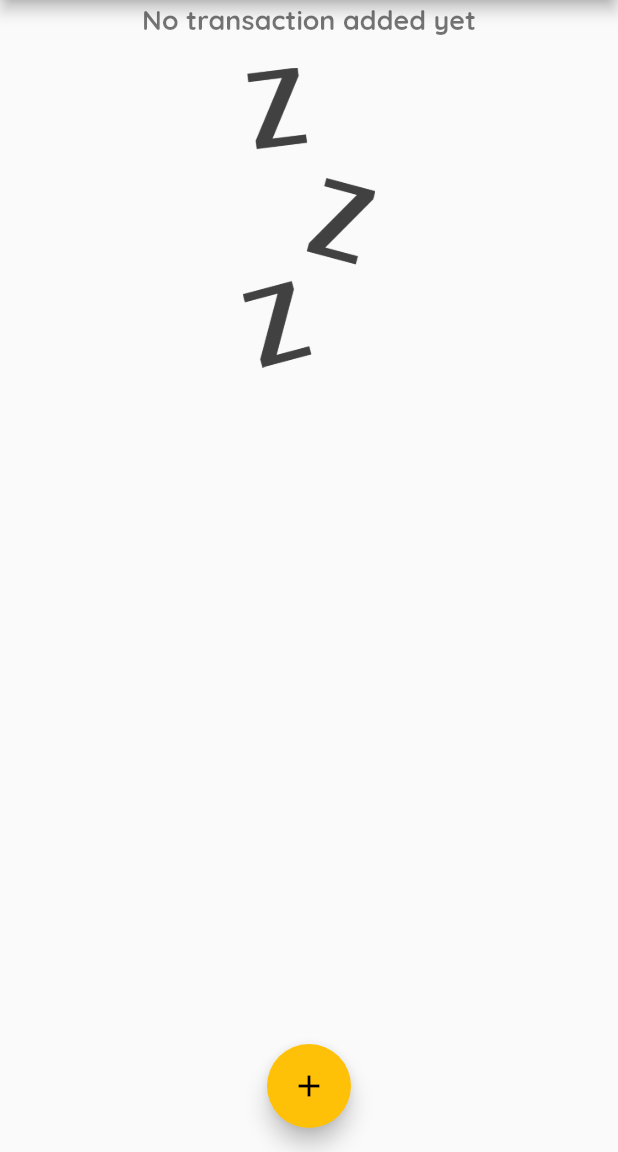
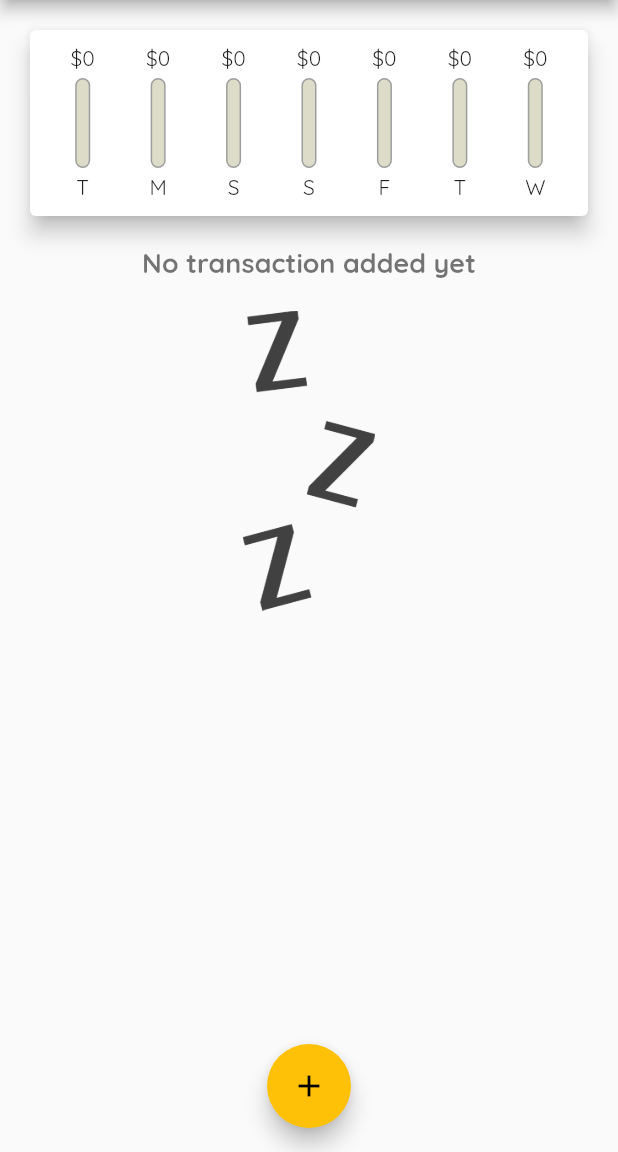
Before and after one commit to LeftTwixWand/PersonalExpences, a Flutter app: the screen it shows after launch, on a phone screen of 412 x 824 dp, the part 84-1236 px from its top. Run offline on Flutter 3.47's test engine with Material 2 defaults, Android fonts, the phone set to English and light mode, and no system bars.

Commit message:
Working chart bar

```diff
--- a/lib/widgest/chart.dart
+++ b/lib/widgest/chart.dart
@@ -1,9 +1,15 @@
+import 'dart:convert';
+
 import 'package:flutter/material.dart';
+import 'package:intl/intl.dart';
 import '../models/transaction.dart';
-import 'package:intl/intl.dart';
+import '../widgest/chart_bar.dart';
 
 class Chart extends StatelessWidget {
   final List<Transaction> recentTransactions;
+
+  double get totalSpending => groupedTransactionValues.fold(
+      0.0, (sum, item) => sum + (item['amount'] as double));
 
   List<Map<String, Object>> get groupedTransactionValues =>
       List.generate(7, (index) {
@@ -18,7 +24,10 @@ class Chart extends StatelessWidget {
           }
         }
 
-        return {'day': DateFormat.E().format(weekDay), 'amount': totalSum};
+        return {
+          'day': DateFormat.E().format(weekDay).substring(0, 1),
+          'amount': totalSum
+        };
       });
 
   Chart(this.recentTransactions);
@@ -26,9 +35,23 @@ class Chart extends StatelessWidget {
   @override
   Widget build(BuildContext context) => Card(
         elevation: 6,
-        margin: EdgeInsets.all(1),
-        child: Row(
-          children: [],
+        margin: EdgeInsets.all(20),
+        child: Padding(
+          padding: EdgeInsets.all(10),
+          child: Row(
+            mainAxisAlignment: MainAxisAlignment.spaceAround,
+            children: groupedTransactionValues
+                .map((data) => Flexible(
+                      fit: FlexFit.tight,
+                      child: ChartBar(
+                          data['day'].toString(),
+                          data['amount'] as double,
+                          totalSpending == 0.0
+                              ? 0.0
+                              : (data['amount'] as double) / totalSpending),
+                    ))
+                .toList(),
+          ),
         ),
       );
 }
--- /dev/null
+++ b/lib/widgest/chart_bar.dart
@@ -0,0 +1,44 @@
+import 'package:flutter/material.dart';
+
+class ChartBar extends StatelessWidget {
+  final String label;
+  final double spendingAmount;
+  final double spendingPercents;
+
+  ChartBar(this.label, this.spendingAmount, this.spendingPercents);
+
+  @override
+  Widget build(BuildContext context) => Column(
+        children: <Widget>[
+          FittedBox(
+            child: Text('\$${spendingAmount.toStringAsFixed(0)}'),
+          ),
+          SizedBox(height: 4),
+          Container(
+            height: 60,
+            width: 10,
+            child: Stack(
+              children: <Widget>[
+                Container(
+                  decoration: BoxDecoration(
+                    border: Border.all(color: Colors.grey, width: 1.0),
+                    color: Color.fromRGBO(220, 220, 200, 1),
+                    borderRadius: BorderRadius.circular(10),
+                  ),
+                ),
+                FractionallySizedBox(
+                  heightFactor: spendingPercents,
+                  child: Container(
+                    decoration: BoxDecoration(
+                        color: Theme.of(context).primaryColor,
+                        borderRadius: BorderRadius.circular(10)),
+                  ),
+                )
+              ],
+            ),
+          ),
+          SizedBox(height: 4),
+          Text(label),
+        ],
+      );
+}
```
